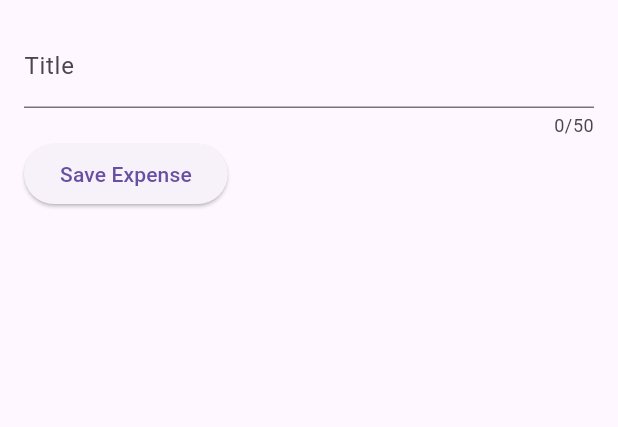
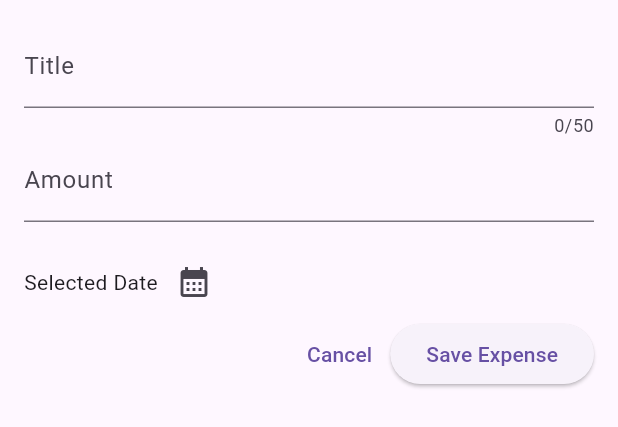
Before and after one commit to firaSE-16/Expense_Tracker_App, a Flutter app: the NewExpense widget shown alone on an empty page, opened directly, on a phone screen of 412 x 824 dp. Shown: the top 427 px of the screen. Run offline on Flutter 3.47's test engine with Material 3 defaults, Android fonts, the phone set to English and light mode, and no system bars.

Commit message:
cancel_function_added

```diff
--- a/lib/widgets/new_expense.dart
+++ b/lib/widgets/new_expense.dart
@@ -1,46 +1,76 @@
 import 'package:flutter/material.dart';
 
-class NewExpense extends StatefulWidget{
+class NewExpense extends StatefulWidget {
   @override
   _NewExpenseState createState() => _NewExpenseState();
 }
 
 class _NewExpenseState extends State<NewExpense> {
+  final _titleController = TextEditingController();
+  final _amountController = TextEditingController();
 
-final _titleController = TextEditingController();
-
-void dipose(){
+  @override
+  void dispose() {
     _titleController.dispose();
+    _amountController.dispose();
     super.dispose();
   }
-
 
   @override
   Widget build(BuildContext context) {
     return Padding(
-      padding: EdgeInsets.all(16),
+      padding: const EdgeInsets.all(16),
       child: Column(
         children: [
+
           TextField(
             controller: _titleController,
+            maxLength: 50,
+            decoration: const InputDecoration(
+              labelText: 'Title',
+            ),
+          ),
 
-          maxLength:50,
-          decoration:const InputDecoration(
-            label:Text('Title'
-            )
-          )
+          TextField(
+            controller: _amountController,
+            keyboardType: TextInputType.number,
+            decoration: const InputDecoration(
+              prefixText: '\$ ',
+              labelText: 'Amount',
             ),
-         Row(children: [
+          ),
+
+          const SizedBox(height: 16),
+
+          Row(
+            children: [
+              const Text('Selected Date'),
+              IconButton(
+                onPressed: () {},
+                icon: const Icon(Icons.calendar_month),
+              ),
+            ],
+          ),
+
+
+          Row(
+            mainAxisAlignment: MainAxisAlignment.end,
+            children: [
+              TextButton(
+                onPressed: () {
+                  Navigator.pop(context);
+                },
+                child: const Text('Cancel'),
+              ),
               ElevatedButton(
                 onPressed: () {
                   print(_titleController.text);
                 },
-            child:Text('Save Expense')
-          )
-         ],)
+                child: const Text('Save Expense'),
+              ),
             ],
-
-
+          ),
+        ],
       ),
     );
   }
```
Lines whose indentation alone changed are shown as unchanged.
